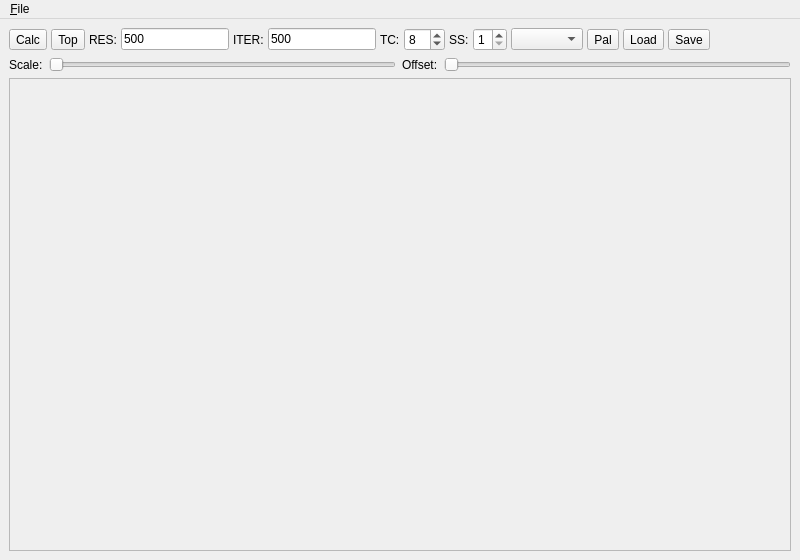
This is mainwindow.ui in dvstans/MandelbrotApp as Qt 5 draws it before an edit. The edited form follows.
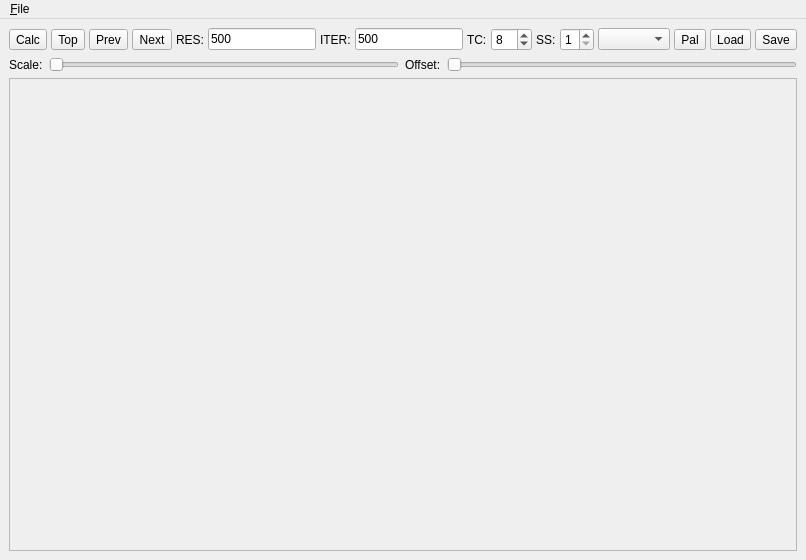
This is the edited form.

Patch:
```diff
--- a/mainwindow.ui
+++ b/mainwindow.ui
@@ -62,6 +62,20 @@
          </property>
         </widget>
        </item>
+       <item>
+        <widget class="QToolButton" name="buttonPrev">
+         <property name="text">
+          <string>Prev</string>
+         </property>
+        </widget>
+       </item>
+       <item>
+        <widget class="QToolButton" name="buttonNext">
+         <property name="text">
+          <string>Next</string>
+         </property>
+        </widget>
+       </item>
        <item>
         <widget class="QLabel" name="label_3">
          <property name="text">
```
Left out of the diff: 52 changed lines with no effect on the pictures.
